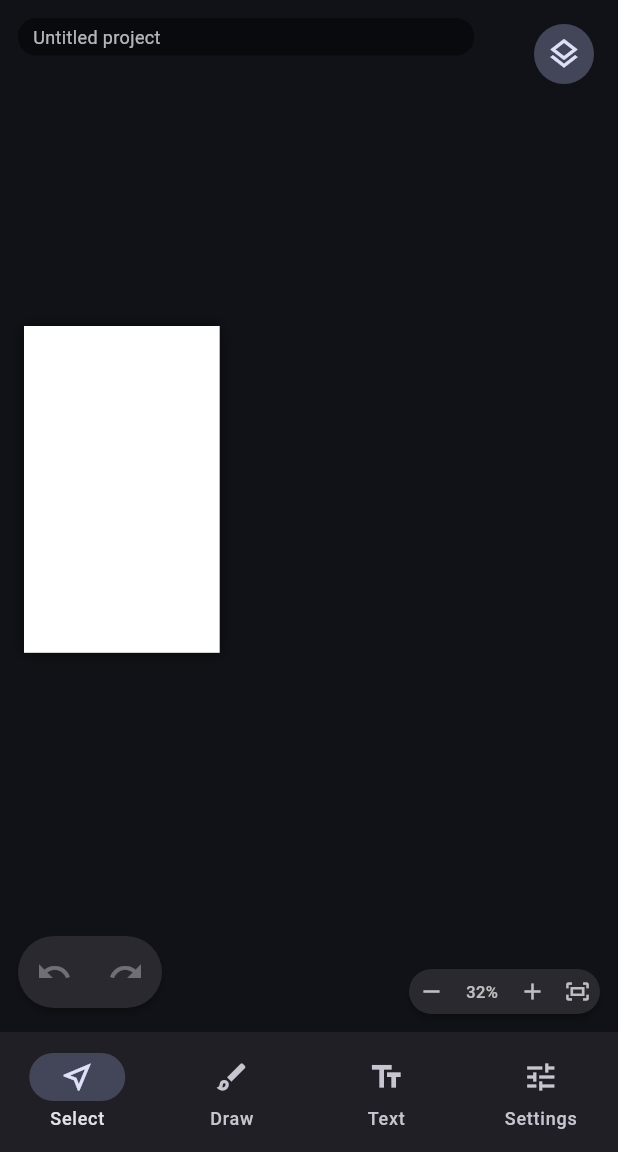
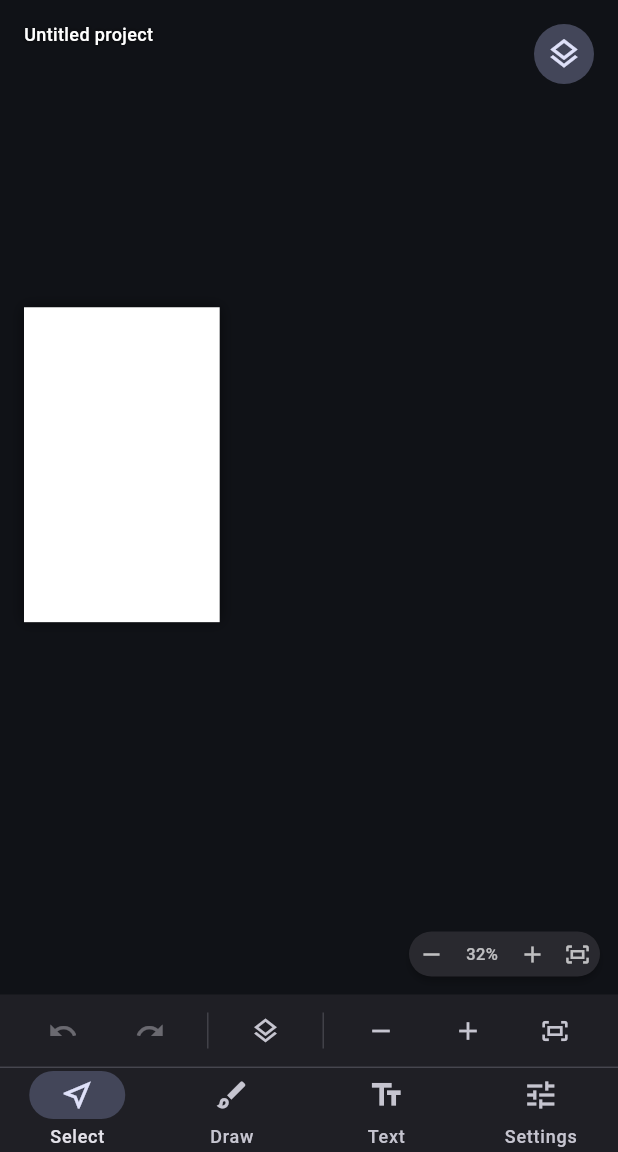
Before and after one commit to soobujmiah/ggen, a Flutter app: the screen it shows after launch, on a phone screen of 412 x 824 dp, the part 84-1236 px from its top. Run offline on Flutter 3.47's test engine with Material 3 defaults, Android fonts, the phone set to English and light mode, and no system bars; our stand-ins replace shared_preferences.

Commit message:
fix(ui+store): faint bar, 90/120fps, save/restore, bottom bar
- ui: remove hazy bar behind project name (was black 0.45 scrim) → now transparent Padding + shadowed Text per Bangla feedback ‘আবছা বার থাকবে না’
- perf: wrap StudioCanvas with RepaintBoundary and fix pan+zoom simultaneous (zoomAt + panBy) for 90/120Hz smoothness; _HistoryBar already Listenable to avoid full shell rebuild on every pan
- store: FileProjectStore commit now allows any advancing revision (was strict +1 → rejected rev 5 after stored 0, seen in 22:38:54 log ‘Staged revision 5 does not advance stored 0’); fixes ‘project save not found, restore not working’
- bottom bar: CompactNavigationBar height 56 (was 80) + new _SecondaryCanvasToolbar 48h above it with undo/redo/layer/zoom same 40×40, spaceEvenly, above holding bar per ‘সমান সাইজের হবে ও নিচের বারের উপরেই থাকবে’
- floating HistoryBar hidden on compact (!compact) to avoid duplication with toolbar; canvas still has floating zoom for wide

Device: Redmi 471×828/1020, file store still app-private per ADR-0004 (SAF export next); Draw still block (pen/pencil requires stroke engine Phase 2); Select hit-test preserved via shell ListenableBuilder fix earlier.

```diff
--- a/apps/ggen_app/lib/main.dart
+++ b/apps/ggen_app/lib/main.dart
@@ -688,7 +688,7 @@ class _StudioShellState extends State<StudioShell> {
                         ),
                     ],
                   ),
-                  if (!_immersive)
+                  if (!_immersive && !compact)
                     Positioned(
                       bottom: 16,
                       left: 12,
@@ -756,8 +756,25 @@ class _StudioShellState extends State<StudioShell> {
           bottomNavigationBar: _immersive
               ? null
               : LayoutBuilder(
-                  builder: (context, constraints) => constraints.maxWidth < 700
-                      ? CompactNavigationBar(
+                  builder: (context, constraints) {
+                    final isCompact = constraints.maxWidth < 700;
+                    if (isCompact) {
+                      return Column(
+                        mainAxisSize: MainAxisSize.min,
+                        children: [
+                          // Secondary toolbar — undo/redo, layers, zoom same 40×40, equal distance, above holding bar
+                          _SecondaryCanvasToolbar(
+                            controller: _studio,
+                            zoomController: _zoomController,
+                            showLayers: _showLayers,
+                            onToggleLayers: () {
+                              // Toolbar only shown when isCompact, so always sheet
+                              _showLayersSheet();
+                              debugLog.info('layers_toggle', 'Layers via toolbar');
+                            },
+                          ),
+                          const Divider(height: 1),
+                          CompactNavigationBar(
                             selectedIndex: _selectedTool,
                             onSelected: (index) {
                               if (index == 3) {
@@ -821,11 +838,15 @@ class _StudioShellState extends State<StudioShell> {
                                 _selectTool(index);
                               }
                             },
-                        )
-                      : StatusBar(
+                          ),
+                        ],
+                      );
+                    }
+                    return StatusBar(
                       objectCount: _studio.objectCount,
                       revision: _studio.revision,
-                        ),
+                    );
+                  },
                 ),
         );
       },
@@ -918,7 +939,8 @@ class CanvasArea extends StatelessWidget {
               constraints.biggest,
               suppress: suppressGeometryLog,
             );
-            return StudioCanvas(
+            return RepaintBoundary(
+              child: StudioCanvas(
                 controller: controller,
                 drawEnabled: drawEnabled,
                 onNodeAdded: onNodeAdded,
@@ -929,28 +951,33 @@ class CanvasArea extends StatelessWidget {
                 onNodeSelected: onNodeSelected,
                 onTwoFingerTap: onTwoFingerTap,
                 onThreeFingerTap: onThreeFingerTap,
-            );
-          },
-        ),
-        // Project name chip stays out of the gesture surface; long names
-        // scroll horizontally instead of being clipped by the canvas edge.
+              ),
+            );
+          },
+        ),
+        // Project name — no hazy bar per device feedback (was black 0.45 scrim).
+        // Now a clean text with shadow for legibility, no container bar.
         Positioned(
           top: 12,
           left: 12,
           right: 96,
           child: IgnorePointer(
-            child: Container(
-              padding: const EdgeInsets.symmetric(horizontal: 10, vertical: 4),
-              decoration: BoxDecoration(
-                color: Colors.black.withValues(alpha: 0.45),
-                borderRadius: BorderRadius.circular(12),
-              ),
+            child: Padding(
+              padding: const EdgeInsets.symmetric(horizontal: 4, vertical: 2),
               child: SingleChildScrollView(
                 scrollDirection: Axis.horizontal,
                 child: Text(
                   projectName,
                   maxLines: 1,
-                  style: const TextStyle(color: Colors.white70, fontSize: 12),
+                  style: const TextStyle(
+                    color: Colors.white,
+                    fontSize: 12,
+                    fontWeight: FontWeight.w500,
+                    shadows: [
+                      Shadow(blurRadius: 4, color: Colors.black54),
+                      Shadow(blurRadius: 8, color: Colors.black26),
+                    ],
+                  ),
                 ),
               ),
             ),
@@ -1306,6 +1333,107 @@ class _CanvasFirstSwitchState extends State<_CanvasFirstSwitch> {
   );
 }
 
+class _SecondaryCanvasToolbar extends StatelessWidget {
+  const _SecondaryCanvasToolbar({
+    required this.controller,
+    required this.zoomController,
+    required this.showLayers,
+    required this.onToggleLayers,
+    super.key,
+  });
+
+  final StudioController controller;
+  final CanvasZoomController zoomController;
+  final bool showLayers;
+  final VoidCallback onToggleLayers;
+
+  @override
+  Widget build(BuildContext context) {
+    return ListenableBuilder(
+      listenable: Listenable.merge([controller, zoomController]),
+      builder: (context, _) {
+        final canUndo = controller.canUndo;
+        final canRedo = controller.canRedo;
+        return Container(
+          height: 48,
+          color: Theme.of(context).colorScheme.surfaceContainer,
+          padding: const EdgeInsets.symmetric(horizontal: 4),
+          child: Row(
+            mainAxisAlignment: MainAxisAlignment.spaceEvenly,
+            children: [
+              // Undo / Redo — same 40×40 size, equal spacing
+              SizedBox(
+                width: 40,
+                height: 40,
+                child: IconButton(
+                  tooltip: 'Undo',
+                  onPressed: canUndo ? () { controller.undo(); debugLog.info('history_undo', 'Undo via toolbar'); } : null,
+                  icon: const Icon(Icons.undo, size: 20),
+                  style: IconButton.styleFrom(padding: EdgeInsets.zero, tapTargetSize: MaterialTapTargetSize.shrinkWrap),
+                ),
+              ),
+              SizedBox(
+                width: 40,
+                height: 40,
+                child: IconButton(
+                  tooltip: 'Redo',
+                  onPressed: canRedo ? () { controller.redo(); debugLog.info('history_redo', 'Redo via toolbar'); } : null,
+                  icon: const Icon(Icons.redo, size: 20),
+                  style: IconButton.styleFrom(padding: EdgeInsets.zero, tapTargetSize: MaterialTapTargetSize.shrinkWrap),
+                ),
+              ),
+              Container(width: 1, height: 24, color: Theme.of(context).dividerColor.withValues(alpha: 0.3)),
+              // Layers — same size
+              SizedBox(
+                width: 40,
+                height: 40,
+                child: IconButton(
+                  tooltip: showLayers ? 'Hide layers' : 'Show layers',
+                  onPressed: onToggleLayers,
+                  icon: Icon(showLayers ? Icons.layers_clear_outlined : Icons.layers_outlined, size: 20),
+                  style: IconButton.styleFrom(padding: EdgeInsets.zero, tapTargetSize: MaterialTapTargetSize.shrinkWrap),
+                ),
+              ),
+              Container(width: 1, height: 24, color: Theme.of(context).dividerColor.withValues(alpha: 0.3)),
+              // Zoom — same 40 size, equal spacing, above holding bar per device feedback
+              SizedBox(
+                width: 40,
+                height: 40,
+                child: IconButton(
+                  tooltip: 'Zoom out',
+                  onPressed: () { zoomController.zoomOut(); debugLog.info('toolbar_zoom_out', 'Zoom out via toolbar'); },
+                  icon: const Icon(Icons.remove, size: 20),
+                  style: IconButton.styleFrom(padding: EdgeInsets.zero, tapTargetSize: MaterialTapTargetSize.shrinkWrap),
+                ),
+              ),
+              SizedBox(
+                width: 40,
+                height: 40,
+                child: IconButton(
+                  tooltip: 'Zoom in',
+                  onPressed: () { zoomController.zoomIn(); debugLog.info('toolbar_zoom_in', 'Zoom in via toolbar'); },
+                  icon: const Icon(Icons.add, size: 20),
+                  style: IconButton.styleFrom(padding: EdgeInsets.zero, tapTargetSize: MaterialTapTargetSize.shrinkWrap),
+                ),
+              ),
+              SizedBox(
+                width: 40,
+                height: 40,
+                child: IconButton(
+                  tooltip: 'Fit to screen',
+                  onPressed: () { zoomController.fitToScreen(); debugLog.info('toolbar_zoom_fit', 'Fit via toolbar'); },
+                  icon: const Icon(Icons.fit_screen_outlined, size: 20),
+                  style: IconButton.styleFrom(padding: EdgeInsets.zero, tapTargetSize: MaterialTapTargetSize.shrinkWrap),
+                ),
+              ),
+            ],
+          ),
+        );
+      },
+    );
+  }
+}
+
 class CompactNavigationBar extends StatelessWidget {
   const CompactNavigationBar({
     required this.selectedIndex,
@@ -1317,6 +1445,7 @@ class CompactNavigationBar extends StatelessWidget {
 
   @override
   Widget build(BuildContext context) => NavigationBar(
+    height: 56,
     selectedIndex: selectedIndex,
     onDestinationSelected: onSelected,
     destinations: const [
--- a/apps/ggen_app/lib/src/storage/file_project_store.dart
+++ b/apps/ggen_app/lib/src/storage/file_project_store.dart
@@ -108,12 +108,12 @@ final class _FileStoreTransaction implements ProjectStoreTransaction {
     }
     final revision = envelope.project.revision;
     // First write to a key accepts any valid revision; later writes may
-    // only re-save the stored revision or advance it by exactly one.
-    if (storedRevision >= 0 &&
-        revision != storedRevision &&
-        revision != storedRevision + 1) {
+    // re-save the stored revision (idempotent) or advance to any higher
+    // revision. The previous strict +1 check rejected multi-step history
+    // between saves (e.g. 5 adds → rev 5 after stored 0).
+    if (storedRevision >= 0 && revision < storedRevision) {
       throw StateError(
-        'Staged revision $revision does not advance stored revision '
+        'Staged revision $revision is behind stored revision '
         '$storedRevision for "${key.value}".',
       );
     }
```
Lines whose indentation alone changed are shown as unchanged.
